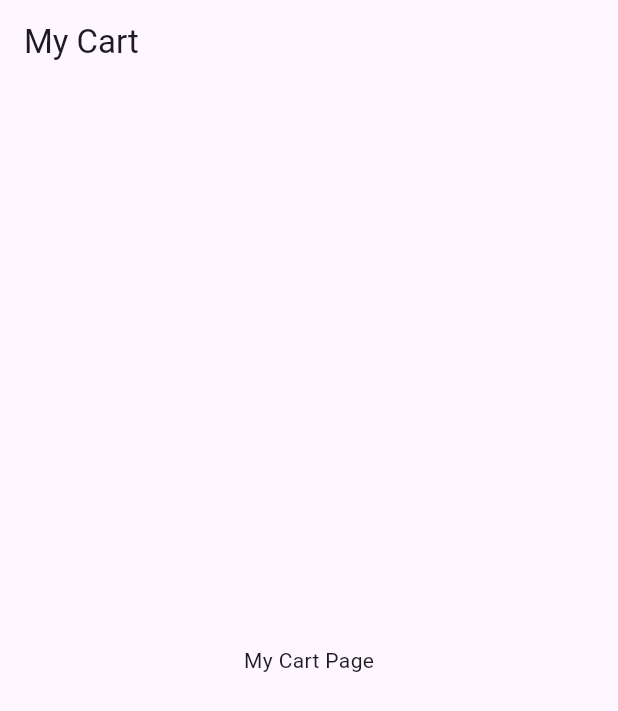
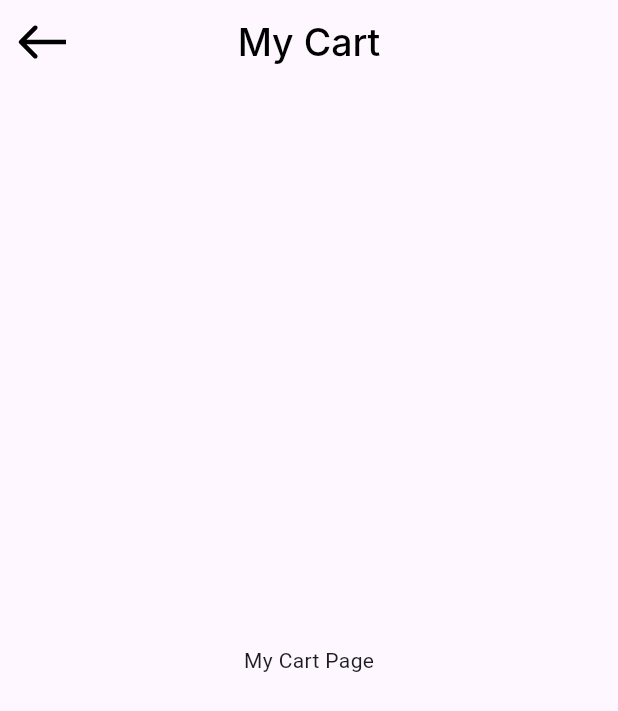
Before and after one commit to hashimsaffarini/Payment, a Flutter app: the screen it shows after launch, on a phone screen of 412 x 824 dp. Shown: the top 711 px of the screen. Run offline on Flutter 3.47's test engine with Material 3 defaults, Android fonts, the phone set to English and light mode, and no system bars; our stand-ins replace flutter_svg; Roboto replaces fonts that are missing (Inter).

```diff
--- /dev/null
+++ b/lib/core/utils/app_images.dart
@@ -0,0 +1,23 @@
+class Assets {
+  Assets._();
+
+  /// Assets for imagesArrow
+  /// assets/images/arrow.svg
+  static const String imagesArrow = "assets/images/arrow.svg";
+
+  /// Assets for imagesBasketImage
+  /// assets/images/basket_image.png
+  static const String imagesBasketImage = "assets/images/basket_image.png";
+
+  /// Assets for imagesCard
+  /// assets/images/card.svg
+  static const String imagesCard = "assets/images/card.svg";
+
+  /// Assets for imagesMasterCard
+  /// assets/images/master_card.svg
+  static const String imagesMasterCard = "assets/images/master_card.svg";
+
+  /// Assets for imagesPaypal
+  /// assets/images/paypal.svg
+  static const String imagesPaypal = "assets/images/paypal.svg";
+}
--- a/lib/features/checkout/ui/my_cart_view.dart
+++ b/lib/features/checkout/ui/my_cart_view.dart
@@ -1,18 +1,30 @@
 import 'package:flutter/material.dart';
+import 'package:flutter_svg/svg.dart';
+import 'package:payment/core/utils/app_images.dart';
+import 'package:payment/core/utils/styles.dart';
 
 class MyCartView extends StatelessWidget {
   const MyCartView({super.key});
 
   @override
   Widget build(BuildContext context) {
-    return  Scaffold(
+    return Scaffold(
       appBar: AppBar(
-        title: const Text('My Cart'),
+        leading: Center(
+          child: SvgPicture.asset(
+            Assets.imagesArrow,
+          ),
+        ),
+        centerTitle: true,
+        title: const Text(
+          'My Cart',
+          style: Styles.style25,
+          textAlign: TextAlign.center,
+        ),
       ),
       body: const Center(
         child: Text('My Cart Page'),
       ),
-
     );
   }
 }
```
Also changed, not shown: pubspec.yaml (+13 -16 lines), assets/images/arrow.svg (added), assets/images/basket_image.png (added), assets/images/card.svg (added), assets/images/master_card.svg (added), assets/images/paypal.svg (added), pubspec.lock.
